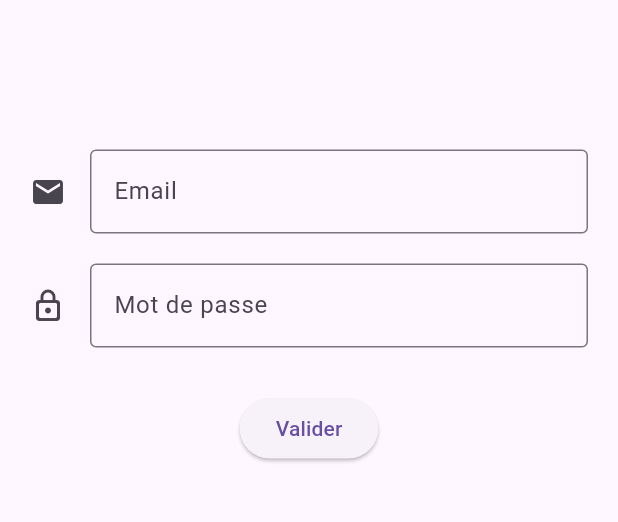
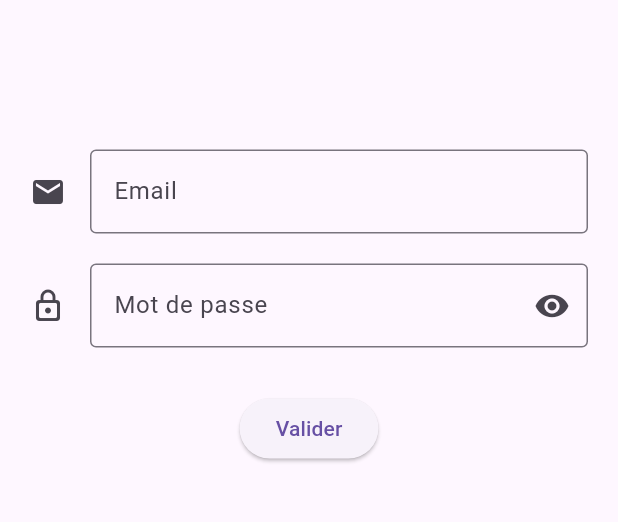
Before and after one commit to EvilKroma/Dayliho-App, a Flutter app: the screen it shows after launch, on a phone screen of 412 x 824 dp, the part 434-956 px from its top. Run offline on Flutter 3.47's test engine with Material 3 defaults, Android fonts, the phone set to English and light mode, and no system bars.

Commit message:
mot de passe caché login

```diff
--- a/lib/FirstPage.dart
+++ b/lib/FirstPage.dart
@@ -13,6 +13,7 @@ class _FirstPageState extends State<FirstPage> {
   final GlobalKey<FormState> _loginFormKey = GlobalKey<FormState>();
   final TextEditingController _userEmail = TextEditingController();
   final TextEditingController _userPassword = TextEditingController();
+  bool _obscurePassword = true;
 
   @override
   Widget build(BuildContext context) {
@@ -52,10 +53,23 @@ class _FirstPageState extends State<FirstPage> {
               padding: const EdgeInsets.fromLTRB(20, 0, 20, 30),
               child: TextFormField(
                 controller: _userPassword,
-                decoration: const InputDecoration(
+                obscureText: _obscurePassword,
+                decoration: InputDecoration(
                   border: OutlineInputBorder(),
                   icon: Icon(Icons.lock_outline_rounded),
                   label: Text('Mot de passe'),
+                  suffixIcon: IconButton(
+                    icon: Icon(
+                      _obscurePassword
+                          ? Icons.visibility
+                          : Icons.visibility_off,
+                    ),
+                    onPressed: () {
+                      setState(() {
+                        _obscurePassword = !_obscurePassword;
+                      });
+                    },
+                  ),
                 ),
                 validator: (value) {
                   if (value == null || value.isEmpty) {
```
